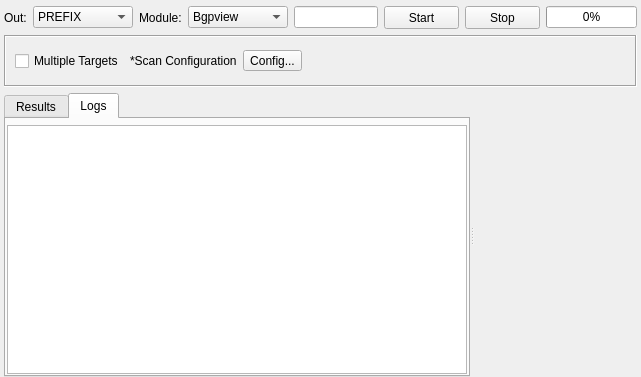
This is sub3suite/src/enums/cidr/CidrEnum.ui in 3nock/OTE as Qt 5 draws it before an edit. The edited form follows.
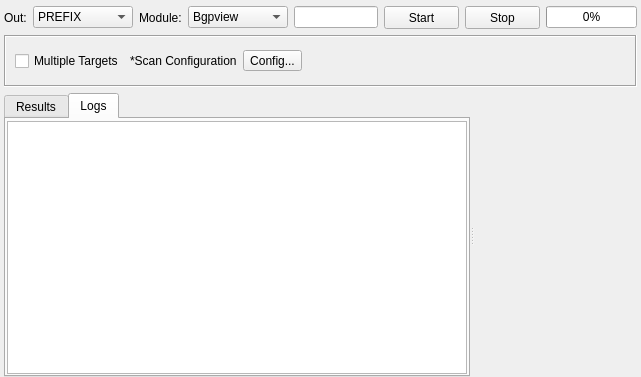
This is the edited form. The open tabs and pages were chosen to show the change. Custom widgets are drawn as their Qt base class.

Diff of the .ui file:
```diff
--- a/sub3suite/src/enums/cidr/CidrEnum.ui
+++ b/sub3suite/src/enums/cidr/CidrEnum.ui
@@ -304,7 +304,7 @@
          <number>1</number>
         </property>
         <property name="topMargin">
-         <number>6</number>
+         <number>2</number>
         </property>
         <property name="rightMargin">
          <number>1</number>
```
